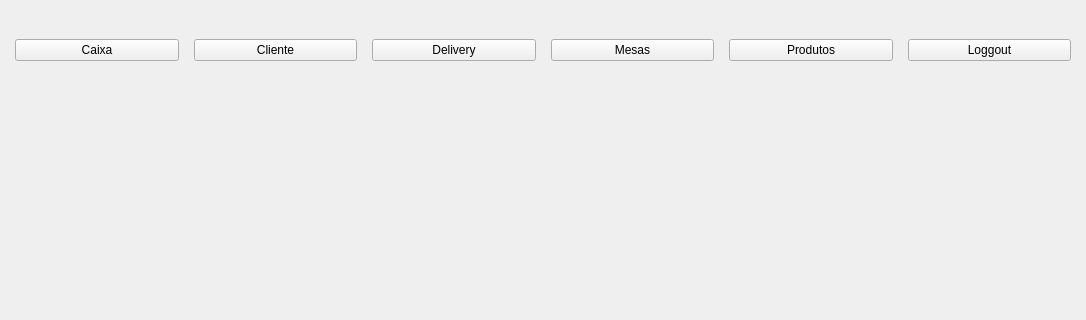
Qt form desktop/window/unique.ui (hnmcano/unique) before a commit; both pictures show x 0 to 1086 and y 0 to 320 of the 1086 by 720 pixel window.
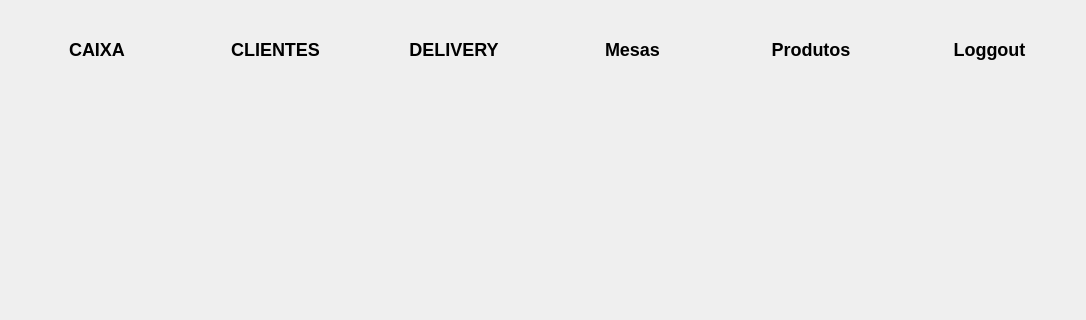
The same form after that commit. Icons and pictures are not drawn.

What changed in the file:
```diff
--- a/desktop/window/unique.ui
+++ b/desktop/window/unique.ui
@@ -66,7 +66,20 @@
        </size>
       </property>
       <property name="styleSheet">
-       <string notr="true"/>
+       <string notr="true">QPushButton {
+
+	background-color: transparent;
+	font-size: 18px;
+	font-weight: bold;
+}
+
+QPushButton:hover {
+	background-color: rgb(131, 131, 131);
+}
+
+QPushButton:clicked {
+	background-color: rgb(131, 131, 131);	
+}</string>
       </property>
       <layout class="QHBoxLayout" name="horizontalLayout_2">
        <property name="spacing">
@@ -90,17 +103,26 @@
           <string notr="true"/>
          </property>
          <property name="text">
-          <string>Caixa</string>
+          <string>CAIXA</string>
          </property>
          <property name="icon">
           <iconset theme="QIcon::ThemeIcon::GoHome"/>
          </property>
          <property name="iconSize">
           <size>
-           <width>35</width>
-           <height>35</height>
+           <width>45</width>
+           <height>45</height>
           </size>
          </property>
+         <property name="autoDefault">
+          <bool>true</bool>
+         </property>
+         <property name="default">
+          <bool>true</bool>
+         </property>
+         <property name="flat">
+          <bool>true</bool>
+         </property>
         </widget>
        </item>
        <item>
@@ -109,17 +131,26 @@
           <string notr="true"/>
          </property>
          <property name="text">
-          <string>Cliente</string>
+          <string>CLIENTES</string>
          </property>
          <property name="icon">
           <iconset theme="QIcon::ThemeIcon::ContactNew"/>
          </property>
          <property name="iconSize">
           <size>
-           <width>35</width>
-           <height>35</height>
+           <width>45</width>
+           <height>45</height>
           </size>
          </property>
+         <property name="autoDefault">
+          <bool>true</bool>
+         </property>
+         <property name="default">
+          <bool>true</bool>
+         </property>
+         <property name="flat">
+          <bool>true</bool>
+         </property>
         </widget>
        </item>
        <item>
@@ -128,17 +159,26 @@
           <string notr="true"/>
          </property>
          <property name="text">
-          <string>Delivery</string>
+          <string>DELIVERY</string>
          </property>
          <property name="icon">
           <iconset theme="QIcon::ThemeIcon::CallStart"/>
          </property>
          <property name="iconSize">
           <size>
-           <width>35</width>
-           <height>35</height>
+           <width>45</width>
+           <height>45</height>
           </size>
          </property>
+         <property name="autoDefault">
+          <bool>true</bool>
+         </property>
+         <property name="default">
+          <bool>true</bool>
+         </property>
+         <property name="flat">
+          <bool>true</bool>
+         </property>
         </widget>
        </item>
        <item>
@@ -154,10 +194,19 @@
          </property>
          <property name="iconSize">
           <size>
-           <width>35</width>
-           <height>35</height>
+           <width>45</width>
+           <height>45</height>
           </size>
          </property>
+         <property name="autoDefault">
+          <bool>true</bool>
+         </property>
+         <property name="default">
+          <bool>true</bool>
+         </property>
+         <property name="flat">
+          <bool>true</bool>
+         </property>
         </widget>
        </item>
        <item>
@@ -173,10 +222,19 @@
          </property>
          <property name="iconSize">
           <size>
-           <width>35</width>
-           <height>35</height>
+           <width>45</width>
+           <height>45</height>
           </size>
          </property>
+         <property name="autoDefault">
+          <bool>true</bool>
+         </property>
+         <property name="default">
+          <bool>true</bool>
+         </property>
+         <property name="flat">
+          <bool>true</bool>
+         </property>
         </widget>
        </item>
        <item>
@@ -192,12 +250,18 @@
          </property>
          <property name="iconSize">
           <size>
-           <width>35</width>
-           <height>35</height>
+           <width>45</width>
+           <height>45</height>
           </size>
          </property>
+         <property name="autoDefault">
+          <bool>true</bool>
+         </property>
+         <property name="default">
+          <bool>true</bool>
+         </property>
          <property name="flat">
-          <bool>false</bool>
+          <bool>true</bool>
          </property>
         </widget>
        </item>
```
Left out of the diff: 23 changed lines with no effect on the pictures.
